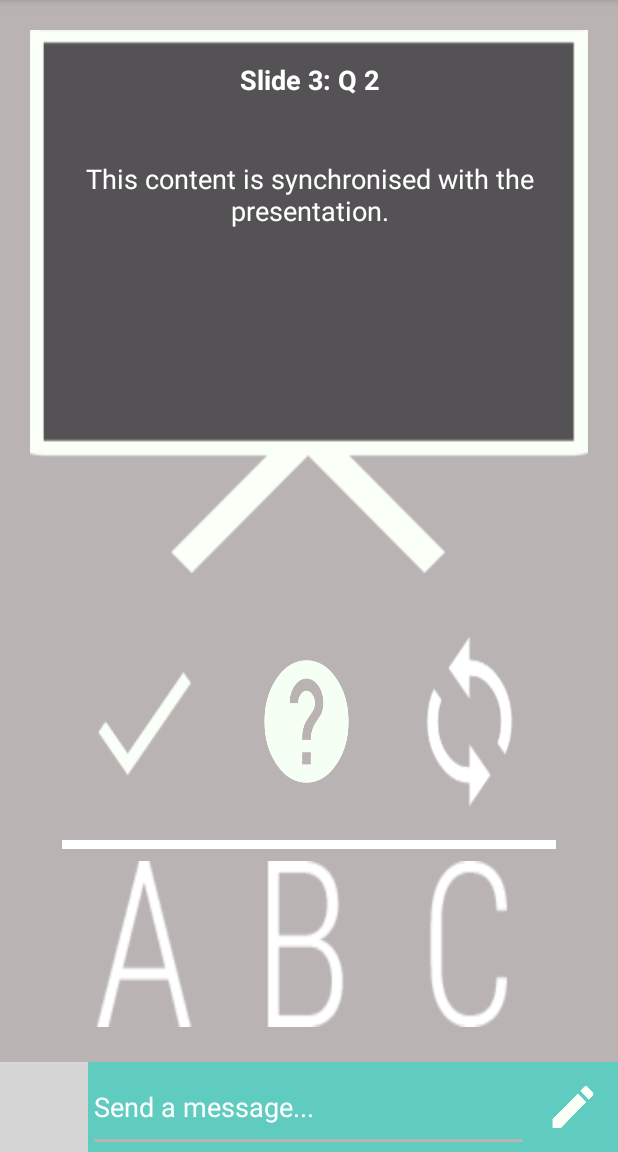
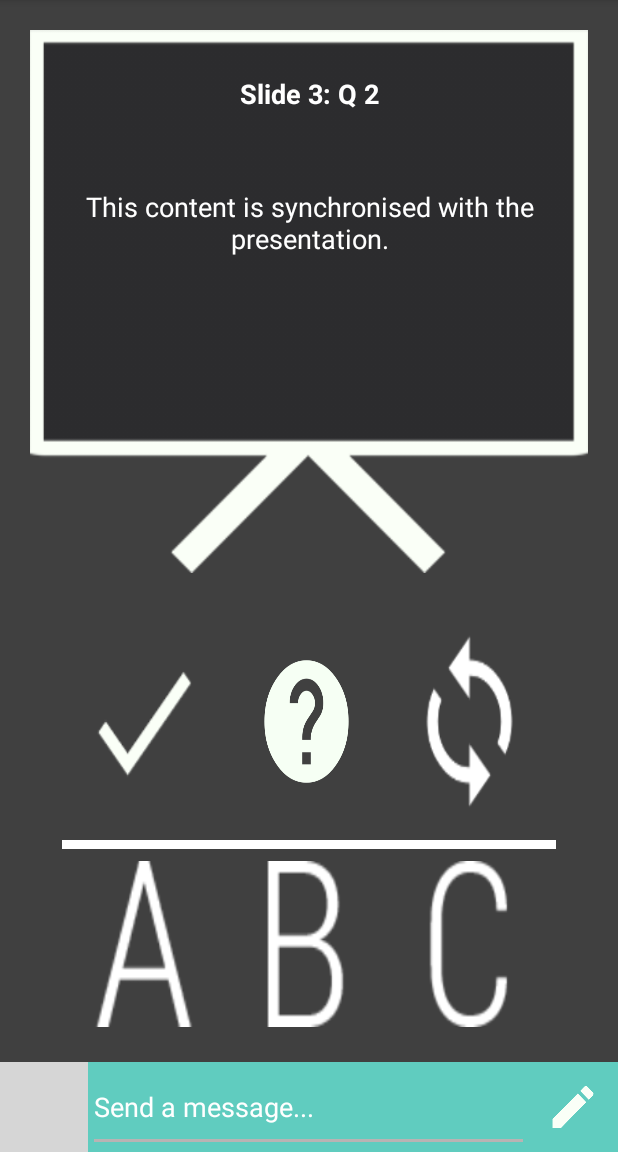
Before and after one commit to Presentech/HandsUp, an Android app: the FeedbackActivity screen opened directly, with no data from a screen before it, on a phone screen of 412 x 824 dp, the part 84-1236 px from its top. Run offline under Robolectric (Android 15) with nearby library versions, the phone set to English and light mode, and no system bars; libraries missing offline, so code that uses them is left out: com.loopj.android, cz.msebera.android; grey boxes are pictures that could not be loaded.

Commit message:
Almost there guys

```diff
--- a/app/src/main/java/com/presentech/handsup/FeedbackActivity.java
+++ b/app/src/main/java/com/presentech/handsup/FeedbackActivity.java
@@ -75,7 +75,6 @@ public class FeedbackActivity extends AppCompatActivity {
     ImageButton badButton;
     ImageButton sendButton;
 
-    int count = 0;
     String UUID = "";
     int x;
 
@@ -114,10 +113,16 @@ public class FeedbackActivity extends AppCompatActivity {
         slideContentTextView = (TextView) findViewById(R.id.slideContentTextView);
         slideTitleTextView = (TextView) findViewById(R.id.slideTitleTextView);
 
+        //add haptic feedback
+        addHapticFeedback();
         //add button click listeners to all buttons
         addListenerOnButton();
+
+        //Access client properties
         application = (MyApplication) getApplication();
         client = application.getClient();
+
+        //Give each audience member a unique id
         Identifier id = new Identifier();
         UUID = id.id(this);
 
@@ -129,7 +134,6 @@ public class FeedbackActivity extends AppCompatActivity {
         changeViewWidths(width);
 
         background = decodeSampledBitmapFromResource(getResources(), R.drawable.background, width, height);
-        ImageView backgroundView = (ImageView) findViewById(R.id.feedbackActivityBackground);
 
         //NAVIGATION DRAWER
         //Create new presenter drawer object
@@ -154,36 +158,34 @@ public class FeedbackActivity extends AppCompatActivity {
             @Override
             public void onDataLoaded(final List<SingleQuestion> singleQuestions, int i) {
                 // Code to handle data loaded from network
-                // Use the data here!
+                //slide number
                 x = i;
-                Log.d("noor", "like a child");
-
                 singleQuestionList = singleQuestions;
                 availableQuestionList.clear();
                 if (singleQuestionList.size() > 0) {
                     for (int j = 0; j < singleQuestionList.size(); j++) {
-                        Log.d("noor", Integer.toString(x) + Double.toString(singleQuestionList.get(j).getSLIDE()));
+                        Log.d("Slide number, getSlide", Integer.toString(x) + "  " + Double.toString(singleQuestionList.get(j).getSLIDE()));
                         if (x == singleQuestionList.get(j).getSLIDE()) {
                             availableQuestionList.add(singleQuestionList.get(j));
-
                         }
                     }
-
                     runOnUiThread(new Runnable() {
                         @Override
                         public void run() {
                             if (availableQuestionList.size() > 0) {
                                 slideContentTextView.setText(availableQuestionList.get(0).getQuestionText());
+                                String title = ("Slide " + Integer.toString(x) + " 1 " + "Q" + availableQuestionList.get(0).getQUESTION());
+                                slideTitleTextView.setText(title);
+                                aButton.setVisibility(View.VISIBLE);
+                                bButton.setVisibility(View.VISIBLE);
+                                cButton.setVisibility(View.VISIBLE);
                             } else {
-                                slideContentTextView.setText("No questions for this slide");
+                                slideTitleTextView.setText("Slide " + Integer.toString(x));
+                                slideContentTextView.setText("No questions for this slide but feel free to tell us how you feel");
+                                aButton.setVisibility(View.INVISIBLE);
+                                bButton.setVisibility(View.INVISIBLE);
+                                cButton.setVisibility(View.INVISIBLE);
                             }
-                            //String title = ("Slide" + availableQuestionList.get(count).getSLIDE() + " " + "Q" + availableQuestionList.get(count).getQUESTION());
-                            // slideTitleTextView.setText(title);
-                            count++;
-                            if (count == availableQuestionList.size()) {
-                                count = 0;
-                            }
-                            ;
                         }
                     });
                 }
@@ -200,6 +202,15 @@ public class FeedbackActivity extends AppCompatActivity {
         SingleFeedback singleFeedback = new SingleFeedback();
         singleFeedback.setUUID(UUID);
         return singleFeedback;
+    }
+
+    public void addHapticFeedback() {
+        goodButton.setHapticFeedbackEnabled(true);
+        mehButton.setHapticFeedbackEnabled(true);
+        badButton.setHapticFeedbackEnabled(true);
+        aButton.setHapticFeedbackEnabled(true);
+        bButton.setHapticFeedbackEnabled(true);
+        cButton.setHapticFeedbackEnabled(true);
     }
 
     public void addListenerOnButton() {
@@ -317,10 +328,9 @@ public class FeedbackActivity extends AppCompatActivity {
         LinearLayout feedbackButtons = (LinearLayout) findViewById(R.id.feedbackButtonsLayout);
         feedbackButtons.getLayoutParams().width = (int) columnWidthDouble;
 
-        ImageView backgroundView = (ImageView) findViewById(R.id.feedbackActivityBackground);
+       // ImageView backgroundView = (ImageView) findViewById(R.id.feedbackActivityBackground);
         //backgroundView.getLayoutParams().width = width;
-        backgroundView.setScaleType(ImageView.ScaleType.FIT_XY);
-
+        //backgroundView.setScaleType(ImageView.ScaleType.FIT_XY);
     }
 
     public static Bitmap decodeSampledBitmapFromResource(Resources res, int id, int reqWidth, int reqHeight) {
--- a/app/src/main/java/com/presentech/handsup/questionJSON.java
+++ b/app/src/main/java/com/presentech/handsup/questionJSON.java
@@ -49,6 +49,8 @@ public class questionJSON {
             ja = new JSONArray(JSONQuestions);
         } catch (JSONException e) {
             e.printStackTrace();
+            return null;
+
         }
         for (int i = 0; i < ja.length(); i++) {
             JSONObject jo;
--- a/app/src/main/res/layout/activity_feedback.xml
+++ b/app/src/main/res/layout/activity_feedback.xml
@@ -15,13 +15,7 @@
             android:layout_width="match_parent"
             android:layout_height="match_parent"
             xmlns:tools="http://schemas.android.com/tools"
-            android:background="@color/lightgrey">
-
-            <ImageView
-                android:id="@+id/feedbackActivityBackground"
-                android:layout_width="match_parent"
-                android:layout_height="match_parent"
-                android:adjustViewBounds="true"/>
+            android:background="#FF404040">
 
 
             <LinearLayout
@@ -89,11 +83,6 @@
 
                     </LinearLayout>
 
-                    <LinearLayout
-                        android:orientation="horizontal"
-                        android:layout_width="match_parent"
-                        android:layout_height="0dp"
-                        android:layout_weight="67"></LinearLayout>
                 </LinearLayout>
 
                 <LinearLayout
```
Also changed, not shown: app/src/main/java/com/presentech/handsup/Client.java (+14 -4 lines).
